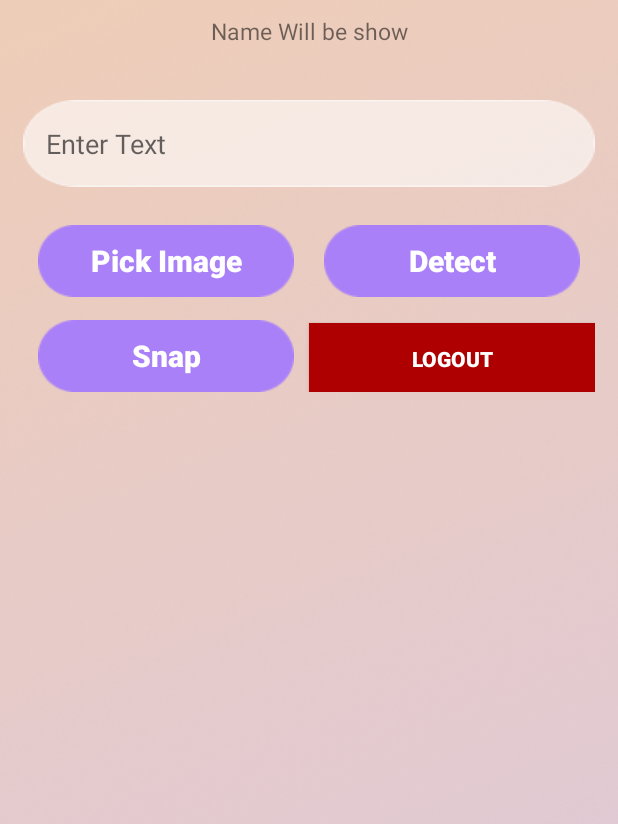
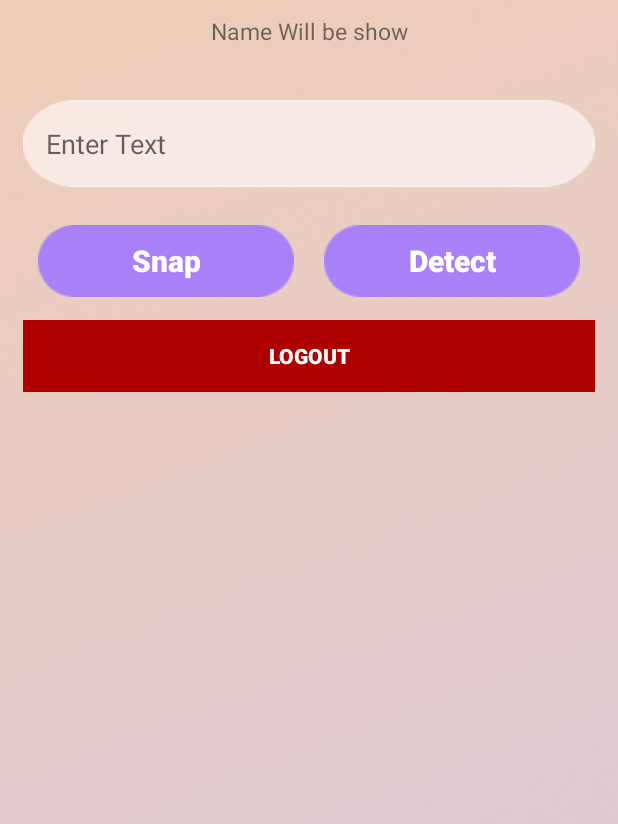
Before and after one commit to nurnobishanto/BookLens, an Android app: the layout activity_main.xml on its own in the app's theme, with its tools: preview values and no code run, on a phone screen of 412 x 824 dp. Shown: the top 824 px of the screen. Run offline under Robolectric (Android 15) with nearby library versions, the phone set to English and light mode, and no system bars.

Commit message:
Updated with camera image

```diff
--- a/app/build.gradle
+++ b/app/build.gradle
@@ -49,4 +49,5 @@ dependencies {
     // When using the BoM, you don't specify versions in Firebase library dependencies
     implementation 'com.google.firebase:firebase-auth'
 
+    implementation 'com.github.Dhaval2404:ImagePicker:v2.1'
 }
--- a/app/src/main/AndroidManifest.xml
+++ b/app/src/main/AndroidManifest.xml
@@ -11,6 +11,8 @@
     <uses-permission android:name="android.permission.WRITE_EXTERNAL_STORAGE" />
     <uses-permission android:name="android.permission.INTERNET" />
     <uses-permission android:name="android.permission.ACCESS_WIFI_STATE" />
+    <uses-feature android:name="android.hardware.camera" android:required="true" />
+    <uses-feature android:name="android.hardware.camera.autofocus" />
 
     <application
         android:allowBackup="true"
--- a/app/src/main/res/layout/activity_main.xml
+++ b/app/src/main/res/layout/activity_main.xml
@@ -44,24 +44,18 @@
                 />
 
             <!--text view to display our extracted text-->
-            <TextView
-                android:visibility="gone"
-                android:layout_margin="15dp"
-                android:id="@+id/text"
-                android:layout_width="match_parent"
-                android:layout_height="wrap_content"
-                android:textStyle="bold" />
+
             <LinearLayout
                 android:layout_marginHorizontal="15dp"
                 android:layout_width="match_parent"
                 android:layout_height="wrap_content"
                 android:orientation="horizontal">
                 <Button
-                    android:id="@+id/selectbtn"
+                    android:id="@+id/snapbtn"
                     android:layout_width="match_parent"
                     android:layout_height="wrap_content"
                     android:background="@drawable/rectangle_btn"
-                    android:text="Pick Image"
+                    android:text="Snap"
                     android:layout_marginHorizontal="10dp"
                     android:layout_weight="1"
                     android:textAllCaps="false"
@@ -82,23 +76,29 @@
                     android:textStyle="bold" />
 
             </LinearLayout>
+            <TextView
+                android:visibility="gone"
+                android:layout_margin="15dp"
+                android:textSize="22dp"
+                android:textColor="#006204"
+                android:id="@+id/count"
+                android:layout_width="match_parent"
+                android:layout_height="wrap_content"
+                android:textStyle="bold" />
+            <TextView
+                android:visibility="gone"
+                android:layout_margin="15dp"
+                android:id="@+id/text"
+
+                android:layout_width="match_parent"
+                android:layout_height="wrap_content"
+                android:textStyle="bold" />
             <LinearLayout
                 android:layout_margin="15dp"
                 android:layout_width="match_parent"
                 android:layout_height="wrap_content"
                 android:orientation="horizontal">
-                <Button
-                    android:id="@+id/snapbtn"
-                    android:layout_width="match_parent"
-                    android:layout_height="wrap_content"
-                    android:background="@drawable/rectangle_btn"
-                    android:text="Snap"
-                    android:layout_marginHorizontal="10dp"
-                    android:layout_weight="1"
-                    android:textAllCaps="false"
-                    android:textSize="20sp"
-                    android:textColor="@color/white"
-                    android:textStyle="bold" />
+
                 <Button
                     android:layout_width="match_parent"
                     android:layout_height="wrap_content"
--- a/settings.gradle
+++ b/settings.gradle
@@ -3,6 +3,7 @@ pluginManagement {
         gradlePluginPortal()
         google()
         mavenCentral()
+        maven { url "https://jitpack.io" }
     }
 }
 dependencyResolutionManagement {
@@ -10,6 +11,7 @@ dependencyResolutionManagement {
     repositories {
         google()
         mavenCentral()
+        maven { url "https://jitpack.io" }
     }
 }
 rootProject.name = "Book Lens"
```
Also changed, not shown: app/src/main/java/com/softitbd/booklens/MainActivity.java (+46 -100 lines), 321 other files.
